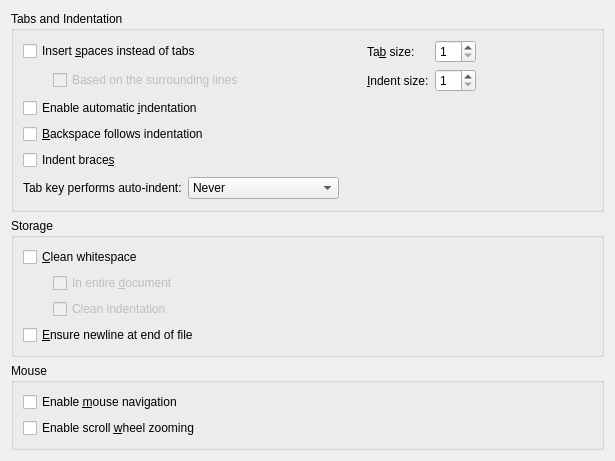
Before: the Qt Designer form src/plugins/texteditor/behaviorsettingspage.ui in qt-creator/qt-creator, drawn with Qt 5.
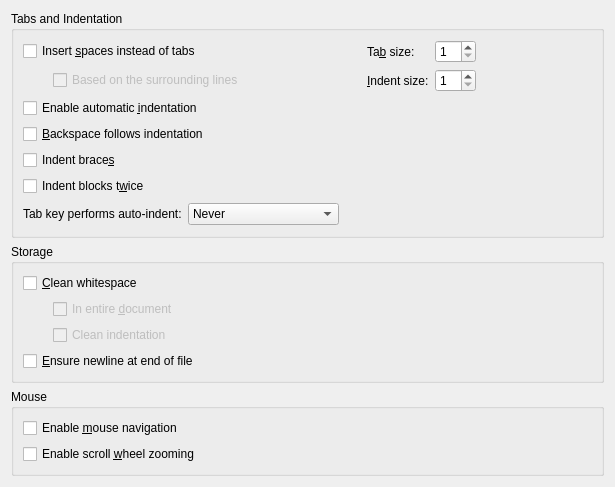
After: the same form once the commit is applied.

Commit message:
Add "indent blocks twice" option for GNU indenting
Merge-request: 133

Diff of the .ui file:
```diff
--- a/src/plugins/texteditor/behaviorsettingspage.ui
+++ b/src/plugins/texteditor/behaviorsettingspage.ui
@@ -176,6 +176,16 @@
           </property>
          </widget>
         </item>
+        <item row="5" column="0">
+         <widget class="QCheckBox" name="doubleIndentBlocks">
+          <property name="enabled">
+           <bool>true</bool>
+          </property>
+          <property name="text">
+           <string>Indent blocks t&amp;wice</string>
+          </property>
+         </widget>
+        </item>
        </layout>
       </item>
       <item>
```
The commit also changes 6 other files.
